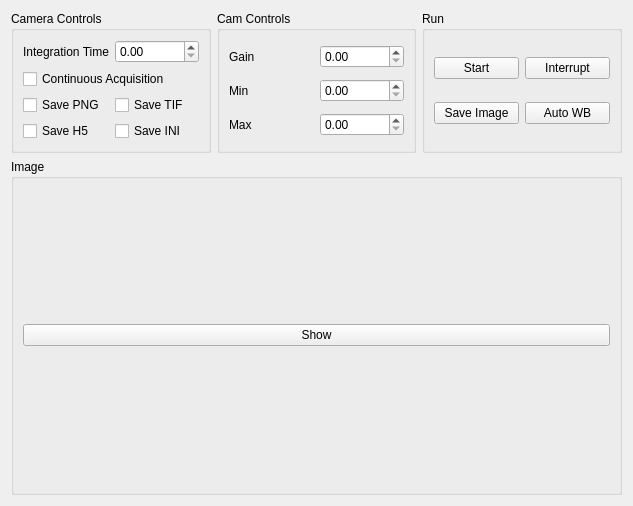
The window that quantum_sensing/fancy_microscope/thorcam_capture.ui (saahitmog/quantum-sensing) describes before a commit, drawn with Qt 5.
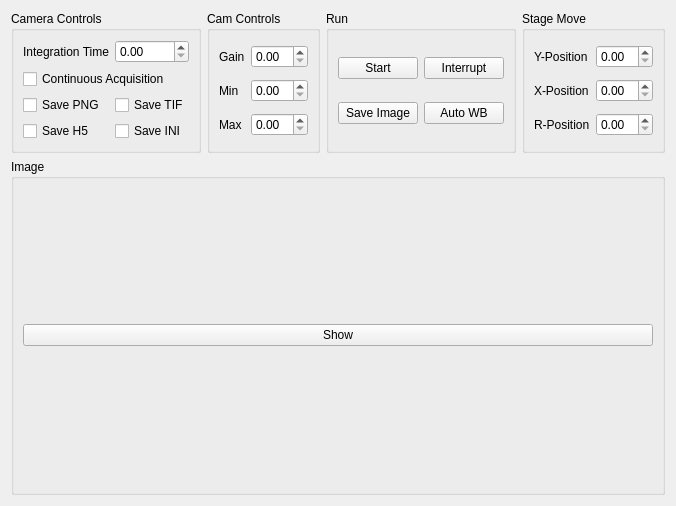
The same window after the commit.

Commit message: adding stage movement to ui

Patch:
```diff
--- a/quantum_sensing/fancy_microscope/thorcam_capture.ui
+++ b/quantum_sensing/fancy_microscope/thorcam_capture.ui
@@ -14,6 +14,47 @@
    <string>Form</string>
   </property>
   <layout class="QGridLayout" name="gridLayout_2" rowstretch="0,1">
+
+   <item row="0" column="3">
+    <widget class="QGroupBox" name="move_groupBox">
+     <property name="title">
+      <string>Stage Move</string>
+     </property>
+     <layout class="QGridLayout" name="gridLayout" columnstretch="0,0">
+      <item row="0" column="1">
+       <widget class="QDoubleSpinBox" name="movex_doubleSpinBox"/>
+      </item>
+      <item row="1" column="0">
+       <widget class="QLabel" name="label_10">
+        <property name="text">
+         <string>X-Position</string>
+        </property>
+       </widget>
+      </item>
+      <item row="1" column="1">
+       <widget class="QDoubleSpinBox" name="movey_doubleSpinBox"/>
+      </item>
+      <item row="0" column="0">
+       <widget class="QLabel" name="label_11">
+        <property name="text">
+         <string>Y-Position</string>
+        </property>
+       </widget>
+      </item>
+      <item row="2" column="1">
+       <widget class="QDoubleSpinBox" name="mover_doubleSpinBox"/>
+      </item>
+      <item row="2" column="0">
+       <widget class="QLabel" name="label_3">
+        <property name="text">
+         <string>R-Position</string>
+        </property>
+       </widget>
+      </item>
+     </layout>
+    </widget>
+   </item>
+
    <item row="0" column="2">
     <widget class="QGroupBox" name="run_groupBox">
      <property name="title">
@@ -51,7 +92,7 @@
      </layout>
     </widget>
    </item>
-   <item row="1" column="0" colspan="3">
+   <item row="1" column="0" colspan="4">
     <widget class="QGroupBox" name="plot_groupBox">
      <property name="title">
       <string>Image</string>
```
The commit also changes 16 other files.
